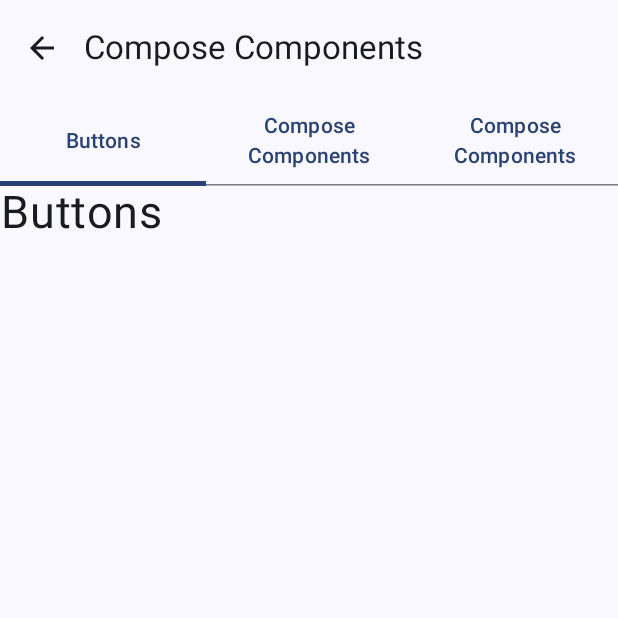
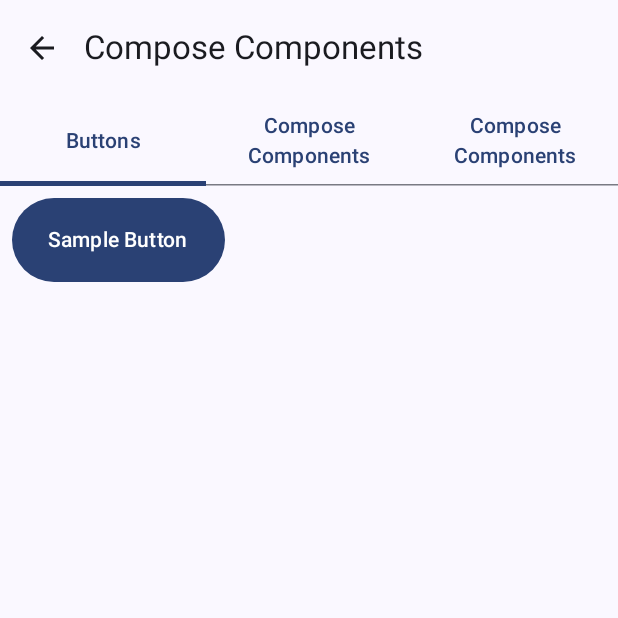
Before and after one commit to teamtuna/leechunbok, an Android app built with Jetpack Compose: the RobinScreen screen opened through its navigation route, on a phone screen of 412 x 824 dp, the top half of it. Run offline under Robolectric (Android 15) with nearby library versions, the light colour scheme and no system bars.

Commit message:
feat - filled button 추가

```diff
--- a/robin/app/src/main/java/dev/tuna/leechunbok/robin/ButtonComponentScreen.kt
+++ b/robin/app/src/main/java/dev/tuna/leechunbok/robin/ButtonComponentScreen.kt
@@ -1,26 +1,39 @@
 package dev.tuna.leechunbok.robin
 
+import android.widget.Toast
 import androidx.compose.foundation.layout.Box
 import androidx.compose.foundation.layout.fillMaxSize
-import androidx.compose.foundation.layout.wrapContentSize
+import androidx.compose.foundation.layout.padding
 import androidx.compose.material3.Surface
-import androidx.compose.material3.Text
 import androidx.compose.runtime.Composable
 import androidx.compose.ui.Modifier
-import androidx.compose.ui.res.stringResource
-import androidx.compose.ui.text.style.TextAlign
-import androidx.compose.ui.unit.sp
+import androidx.compose.ui.platform.LocalContext
+import androidx.compose.ui.tooling.preview.Preview
+import androidx.compose.ui.unit.dp
+import dev.tuna.leechunbok.resource.LeechunbokTheme
+import dev.tuna.leechunbok.robin.button.FilledTextButton
 
 @Composable
 fun ButtonComponentScreen() {
     Surface {
-        Box(modifier = Modifier.fillMaxSize()) {
-            Text(
-                modifier = Modifier.wrapContentSize(),
-                text = stringResource(id = R.string.button_component_title),
-                textAlign = TextAlign.Center,
-                fontSize = 30.sp
-            )
+        val context = LocalContext.current
+        Box(
+            modifier = Modifier
+                .fillMaxSize()
+                .padding(8.dp)
+        ) {
+            FilledTextButton(onClick = {
+                Toast.makeText(context, "Sample Button Clicked", Toast.LENGTH_SHORT).show()
+            }, content = "Sample Button")
         }
     }
 }
+
+
+@Preview(showBackground = true, showSystemUi = true)
+@Composable
+fun ButtonComponentPreview() {
+    LeechunbokTheme {
+        ButtonComponentScreen()
+    }
+}
--- /dev/null
+++ b/robin/app/src/main/java/dev/tuna/leechunbok/robin/button/FilledTextButton.kt
@@ -0,0 +1,44 @@
+package dev.tuna.leechunbok.robin.button
+
+import androidx.compose.foundation.layout.defaultMinSize
+import androidx.compose.foundation.layout.wrapContentSize
+import androidx.compose.material3.Button
+import androidx.compose.material3.ButtonDefaults
+import androidx.compose.material3.Text
+import androidx.compose.runtime.Composable
+import androidx.compose.ui.Modifier
+import androidx.compose.ui.tooling.preview.Preview
+import androidx.compose.ui.unit.dp
+import dev.tuna.leechunbok.resource.LeechunbokTheme
+
+
+@Composable
+fun FilledTextButton(
+    onClick: () -> Unit,
+    modifier: Modifier = Modifier
+        .wrapContentSize()
+        .defaultMinSize(minHeight = 56.dp),
+    content: String
+) {
+    Button(
+        onClick = onClick,
+        modifier = modifier,
+        shape = ButtonDefaults.shape,
+        colors = ButtonDefaults.buttonColors(),
+        contentPadding = ButtonDefaults.ContentPadding,
+        elevation = ButtonDefaults.buttonElevation()
+    ) {
+        Text(text = buildString {
+            append(content)
+        })
+    }
+}
+
+
+@Preview(showBackground = true, showSystemUi = true)
+@Composable
+fun FilledButtonPreview() {
+    LeechunbokTheme {
+        FilledTextButton(onClick = {}, content = "Primary Button")
+    }
+}
```
